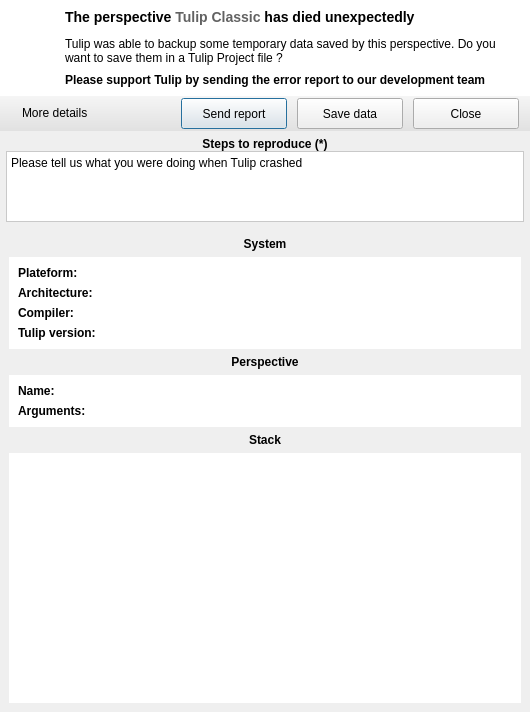
This is software/tulip/designer/TulipPerspectiveCrashHandler.ui in vadivelselvaraj/TulipGLImprovement as Qt 5 draws it before an edit. The edited form follows.
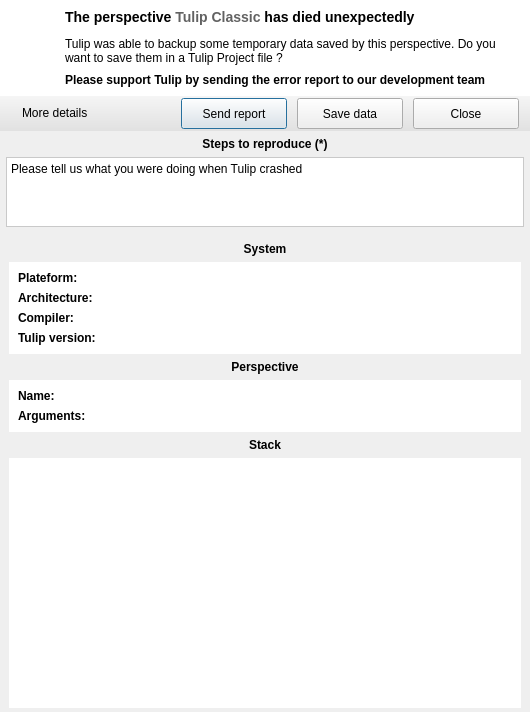
This is the edited form. Icons and pictures are not drawn.

Commit message: [ Mantis #0004091 ] Mantis report URL is now displayed when reporting a crash

The edit to the form file:
```diff
--- a/software/tulip/designer/TulipPerspectiveCrashHandler.ui
+++ b/software/tulip/designer/TulipPerspectiveCrashHandler.ui
@@ -240,6 +240,7 @@
     </widget>
    </item>
    <item>
+    <widget class="QFrame" name="stepsFrame">
     <layout class="QVBoxLayout" name="verticalLayout_4">
      <property name="margin">
       <number>6</number>
@@ -280,6 +281,7 @@
       </widget>
      </item>
     </layout>
+    </widget>
    </item>
    <item>
     <widget class="QFrame" name="detailsFrame">
```
Left out of the diff: 3 changed lines with no effect on the pictures. Lines whose indentation alone changed are shown as unchanged. The commit also changes 1 other file.
